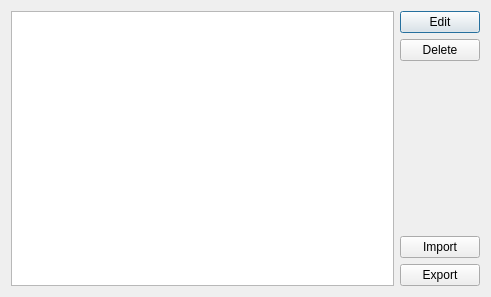
First picture: the form in superboucle/device_manager_ui.ui, repository zigmhount/SpinTool_zig, before the edit.
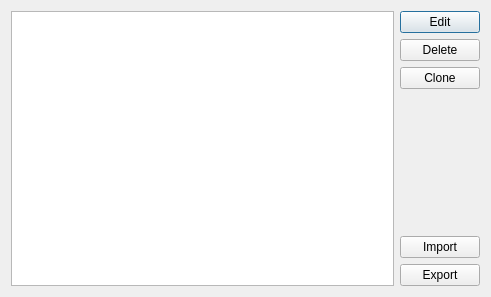
Second picture: the form after the edit.

What changed in the file:
```diff
--- a/superboucle/device_manager_ui.ui
+++ b/superboucle/device_manager_ui.ui
@@ -33,6 +33,13 @@
        </property>
       </widget>
      </item>
+     <item>
+      <widget class="QPushButton" name="cloneButton">
+       <property name="text">
+        <string>Clone</string>
+       </property>
+      </widget>
+     </item>
      <item>
       <spacer name="verticalSpacer">
        <property name="orientation">
```
